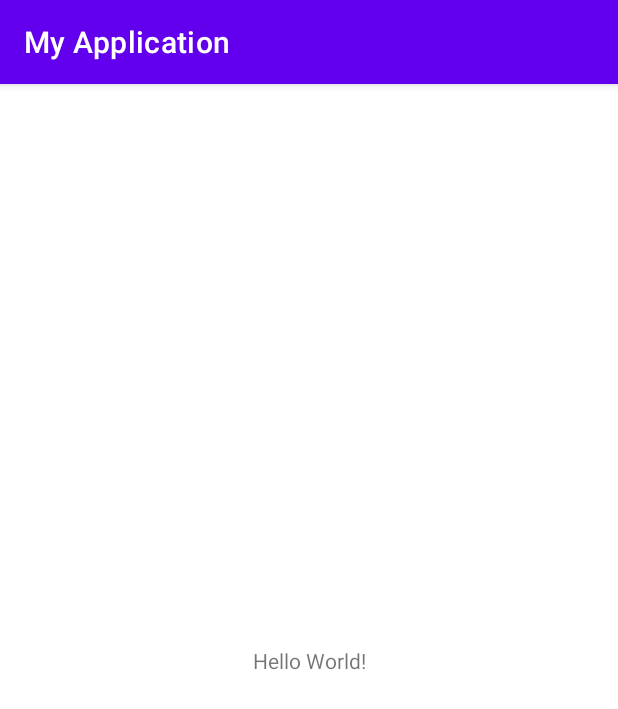
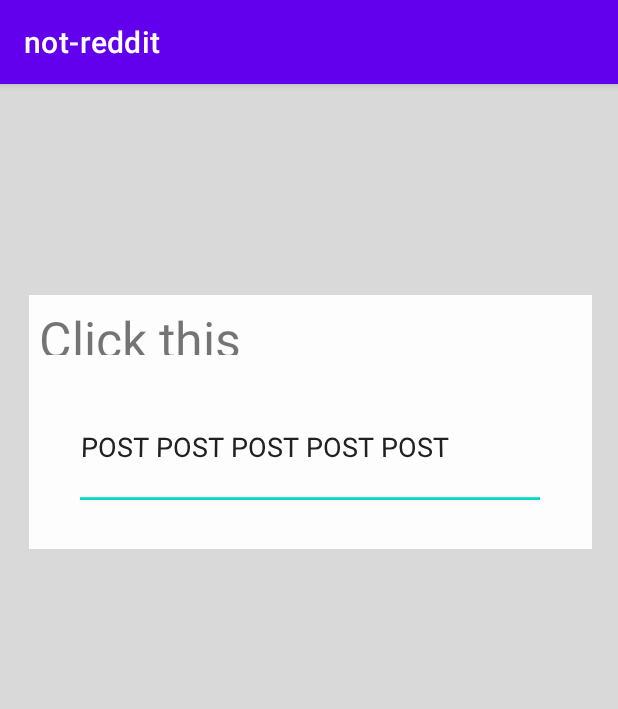
Before and after one commit to veerav-eera/NOT-REDDIT-CLONE-ANDE, an Android app: the screen it shows after launch (MainActivity), on a phone screen of 412 x 824 dp. Shown: the top 709 px of the screen. Run offline under Robolectric (Android 15) with nearby library versions, the light colour scheme and no system bars.

Commit message:
logo thing

```diff
--- a/app/src/main/AndroidManifest.xml
+++ b/app/src/main/AndroidManifest.xml
@@ -4,7 +4,7 @@
 
     <application
         android:allowBackup="true"
-        android:icon="@mipmap/ic_launcher"
+        android:icon="@drawable/logo"
         android:label="@string/app_name"
         android:roundIcon="@mipmap/ic_launcher_round"
         android:supportsRtl="true"
--- a/app/src/main/res/layout/activity_main.xml
+++ b/app/src/main/res/layout/activity_main.xml
@@ -4,15 +4,42 @@
     xmlns:tools="http://schemas.android.com/tools"
     android:layout_width="match_parent"
     android:layout_height="match_parent"
+    android:background="#D9D9D9"
     tools:context=".MainActivity">
 
-    <TextView
-        android:layout_width="wrap_content"
-        android:layout_height="wrap_content"
-        android:text="Hello World!"
+    <LinearLayout
+        android:id="@+id/linearLayout"
+        android:layout_width="375dp"
+        android:layout_height="169dp"
+        android:layout_marginStart="43dp"
+        android:layout_marginEnd="43dp"
+        android:background="#FDFDFD"
+        android:gravity="center_horizontal"
+        android:orientation="vertical"
         app:layout_constraintBottom_toBottomOf="parent"
-        app:layout_constraintLeft_toLeftOf="parent"
-        app:layout_constraintRight_toRightOf="parent"
-        app:layout_constraintTop_toTopOf="parent" />
+        app:layout_constraintEnd_toEndOf="parent"
+        app:layout_constraintHorizontal_bias="0.485"
+        app:layout_constraintStart_toStartOf="parent"
+        app:layout_constraintTop_toTopOf="parent"
+        app:layout_constraintVertical_bias="0.235">
+
+        <TextView
+            android:id="@+id/textView2"
+            android:layout_width="match_parent"
+            android:layout_height="33dp"
+            android:layout_margin="10px"
+            android:text="Click this"
+            android:textSize="50px" />
+
+        <EditText
+            android:id="@+id/editTextTextPersonName"
+            android:layout_width="313dp"
+            android:layout_height="83dp"
+            android:layout_marginTop="20px"
+            android:ems="10"
+            android:inputType="textPersonName"
+            android:rotationX="4"
+            android:text="POST POST POST POST POST" />
+    </LinearLayout>
 
 </androidx.constraintlayout.widget.ConstraintLayout>
--- a/app/src/main/res/values/strings.xml
+++ b/app/src/main/res/values/strings.xml
@@ -1,3 +1,3 @@
 <resources>
-    <string name="app_name">My Application</string>
+    <string name="app_name">not-reddit</string>
 </resources>
```
Also changed, not shown: 2 other files.
